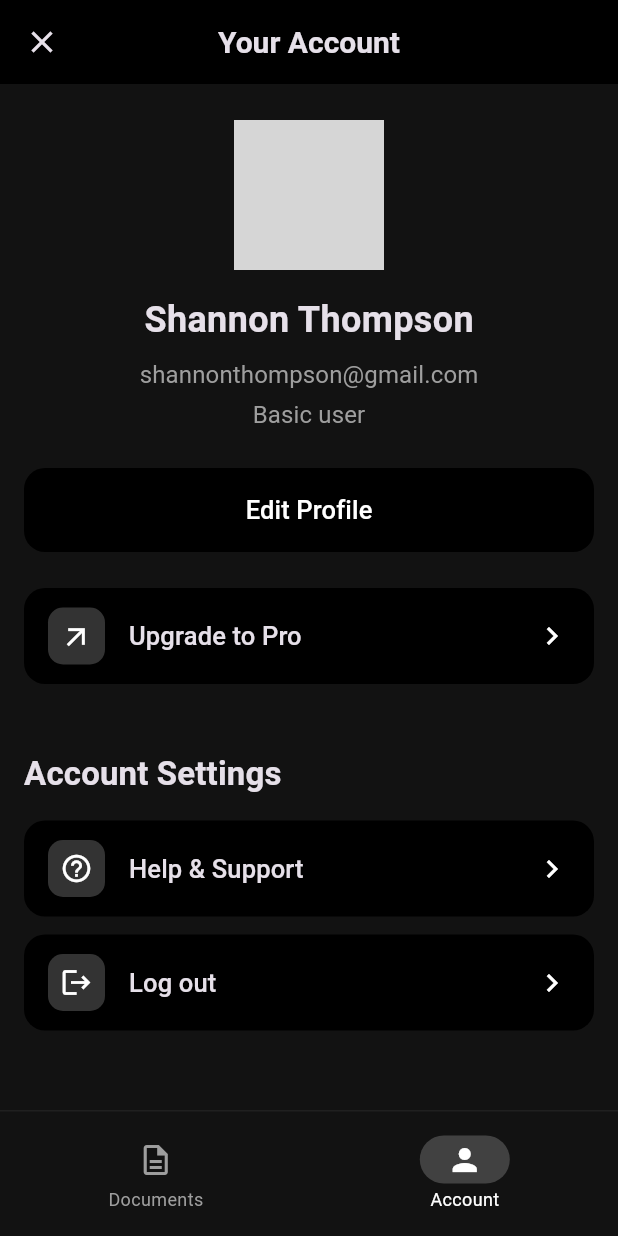
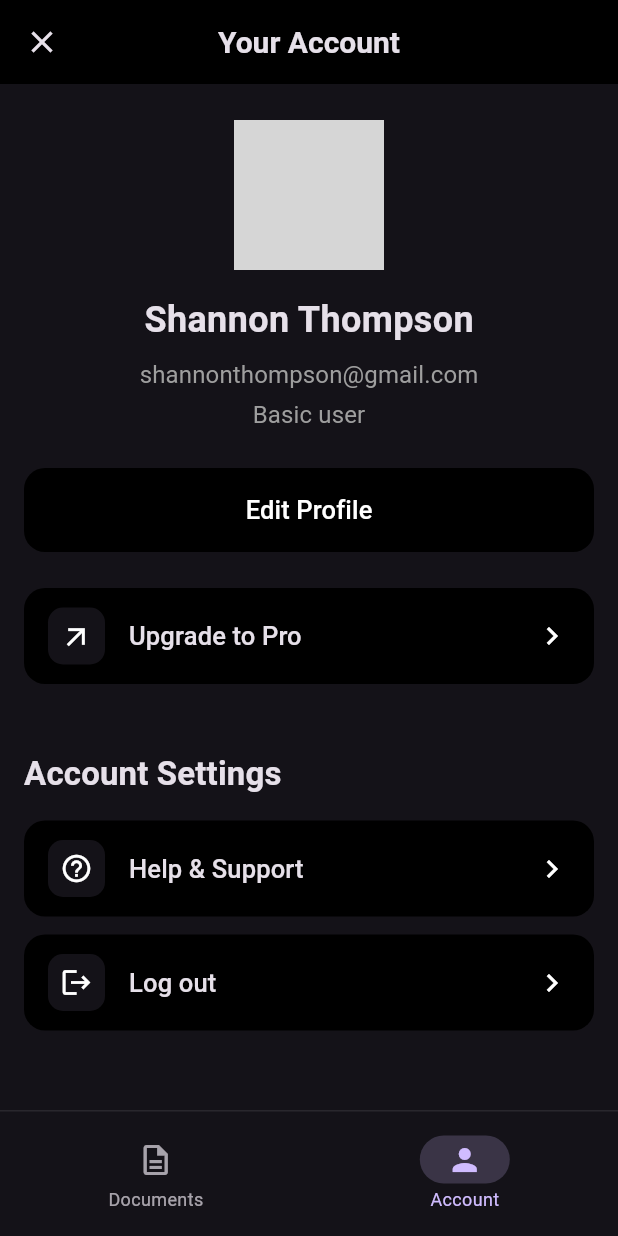
Before and after one commit to coderhema/doci, a Flutter app: the screen it shows after launch, after a tap on "Account", on a phone screen of 412 x 824 dp. Run offline on Flutter 3.47's test engine with Material 3 defaults, Android fonts, the phone set to English and light mode, and no system bars; our stand-ins replace file_picker, shared_preferences; missing offline and left inert: syncfusion_flutter_pdfviewer; network calls fail; grey boxes are pictures that could not be loaded.

Commit message:
Update UI to use theme colors for consistency across account and home screens

```diff
--- a/lib/account_screen.dart
+++ b/lib/account_screen.dart
@@ -50,7 +50,7 @@ class AccountScreen extends StatelessWidget {
   @override
   Widget build(BuildContext context) {
     return Scaffold(
-      backgroundColor: const Color(0xFF121212),
+      backgroundColor: Theme.of(context).colorScheme.background,
       appBar: AppBar(
         backgroundColor: Colors.black,
         elevation: 0,
@@ -147,7 +147,7 @@ class AccountScreen extends StatelessWidget {
                 icon: Icons.arrow_outward,
                 title: 'Upgrade to Pro',
                 // ignore: deprecated_member_use
-                iconBackgroundColor: accentColor.withOpacity(0.2),
+                iconBackgroundColor: Theme.of(context).colorScheme.background,
               ),
               const SizedBox(height: 32),
               // Account Settings Section
@@ -163,10 +163,12 @@ class AccountScreen extends StatelessWidget {
               _buildSettingsItem(
                 icon: Icons.help_outline,
                 title: 'Help & Support',
+                iconBackgroundColor: Theme.of(context).colorScheme.background,
               ),
               _buildSettingsItem(
                 icon: Icons.logout,
                 title: 'Log out',
+                iconBackgroundColor: Theme.of(context).colorScheme.background,
               ),
             ],
           ),
--- a/lib/home_screen.dart
+++ b/lib/home_screen.dart
@@ -88,7 +88,7 @@ class _HomeScreenState extends State<HomeScreen> {
         return Container(
           margin: const EdgeInsets.only(bottom: 16),
           child: Material(
-            color: const Color(0xFF1A1A1A),
+            color: const Color.fromARGB(255, 4, 4, 4),
             borderRadius: BorderRadius.circular(12),
             child: Dismissible(
               key: Key(file.path), // Unique key for each file
@@ -126,10 +126,13 @@ class _HomeScreenState extends State<HomeScreen> {
                      Container(
   padding: const EdgeInsets.all(8),
   decoration: BoxDecoration(
-                          color: Colors.blue.withOpacity(0.1),
+    color: Theme.of(context).colorScheme.primary.withOpacity(0.1),
     borderRadius: BorderRadius.circular(8),
   ),
-                        child: const Icon(Icons.description, color: Colors.blue),
+  child: Icon(
+    Icons.description,
+    color: Theme.of(context).colorScheme.primary, // Change this line
+  ),
 ),
                       const SizedBox(width: 16),
                       Expanded(
--- a/lib/main.dart
+++ b/lib/main.dart
@@ -34,18 +34,16 @@ class _DocumentScannerPageState extends State<DocumentScannerPage> {
   void _onNavItemTapped(int index) {
     setState(() {
       _selectedIndex = index;
-
     });
   }
 
   Widget _buildBottomNav() {
     return Container(
       decoration: BoxDecoration(
-        color: const Color(0xFF121212),
+        color: Theme.of(context).colorScheme.surface,
         border: Border(
           top: BorderSide(
-            // ignore: deprecated_member_use
-            color: Colors.grey.withOpacity(0.1),
+            color: Theme.of(context).colorScheme.onSurface.withOpacity(0.1),
             width: 1,
           ),
         ),
@@ -82,12 +80,16 @@ class _DocumentScannerPageState extends State<DocumentScannerPage> {
             curve: Curves.easeInOut,
             padding: const EdgeInsets.symmetric(horizontal: 18, vertical: 4),
             decoration: BoxDecoration(
-              color: isSelected ? Colors.white.withOpacity(0.2) : Colors.transparent,
+              color: isSelected
+                ? Theme.of(context).colorScheme.primary.withOpacity(0.2)
+                : Colors.transparent,
               borderRadius: BorderRadius.circular(20),
             ),
             child: Icon(
               icon,
-              color: isSelected ? Colors.white : Colors.grey,
+              color: isSelected
+                ? Theme.of(context).colorScheme.primary
+                : Theme.of(context).colorScheme.onSurface.withOpacity(0.7),
               size: 24,
             ),
           ),
@@ -95,7 +97,9 @@ class _DocumentScannerPageState extends State<DocumentScannerPage> {
           Text(
             label,
             style: TextStyle(
-              color: isSelected ? Colors.white : Colors.grey,
+              color: isSelected
+                ? Theme.of(context).colorScheme.primary
+                : Theme.of(context).colorScheme.onSurface.withOpacity(0.7),
               fontSize: 12,
             ),
           ),
@@ -116,7 +120,7 @@ class _DocumentScannerPageState extends State<DocumentScannerPage> {
     }
 
     return Scaffold(
-      backgroundColor: Colors.black,
+      backgroundColor: Theme.of(context).scaffoldBackgroundColor,
       body: body,
       bottomNavigationBar: _selectedIndex != 0 ? _buildBottomNav() : null,
     );
```
Lines whose indentation alone changed are shown as unchanged.
